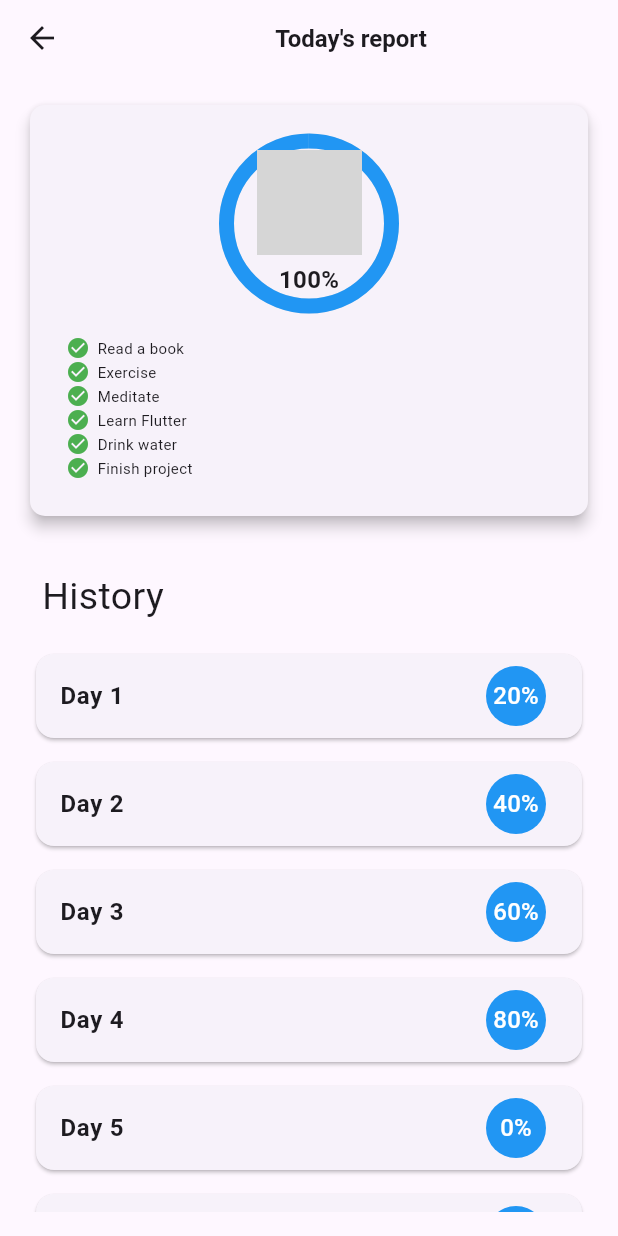
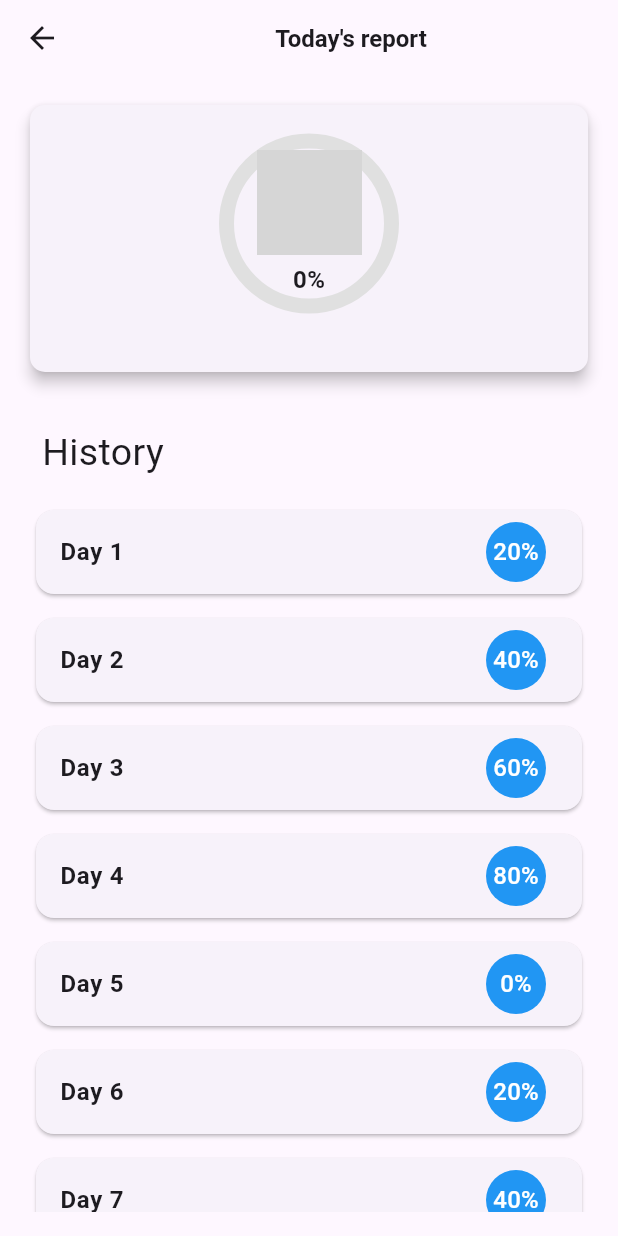
Before and after one commit to AlshaimaaAbdElnaeem/Habit-Tracker, a Flutter app: the ReportPageCall screen opened directly, on a phone screen of 412 x 824 dp. Run offline on Flutter 3.47's test engine with Material 3 defaults, Android fonts, the phone set to English and light mode, and no system bars; our stand-ins replace bloc, cloud_firestore, curved_navigation_bar, firebase_auth, firebase_core, firebase_storage and 5 more; accounts and stored records are empty; grey boxes are pictures that could not be loaded.

```diff
--- a/lib/Habit_firebase.dart
+++ b/lib/Habit_firebase.dart
@@ -6,7 +6,7 @@ class Habit {
   bool isCompleted;
   Timestamp createdAt;
   String practiceTime;
-  String habitId; // معرف العادة
+  String habitId; // Habit ID
 
   Habit({
     required this.userId,
@@ -14,21 +14,21 @@ class Habit {
     this.isCompleted = false,
     required this.practiceTime,
     required this.createdAt,
-  }) : habitId = ''; // تعيين habitId كقيمة فارغة بشكل افتراضي
+  }) : habitId = ''; // Set habitId to an empty value by default
 
-  // تحويل الكائن إلى خريطة لتخزينه في Firestore
+  // Convert the object to a map for storing it in Firestore
   Map<String, dynamic> toMap() {
     return {
       'userId': userId,
-      'habitId': habitId, // إضافة habitId هنا
+      'habitId': habitId, // Add habitId here
       'title': title,
       'isCompleted': isCompleted,
-      'createdAt': createdAt, // تخزين Timestamp مباشرة
+      'createdAt': createdAt, // Store Timestamp directly
       'practiceTime': practiceTime,
     };
   }
 
-  // إنشاء Habit من Firestore document
+  // Create Habit from Firestore document
   factory Habit.fromMap(Map<String, dynamic> map, String id) {
     return Habit(
       userId: map['userId'] ?? '',
@@ -36,24 +36,24 @@ class Habit {
       isCompleted: map['isCompleted'] ?? false,
       createdAt: map['createdAt'] ?? Timestamp.now(),
       practiceTime: map['practiceTime'] ?? '',
-    )..habitId = id; // تعيين habitId من الوثيقة عند التحويل
+    )..habitId = id; // Set habitId from the document during conversion
   }
 
-  // إضافة Habit جديد إلى Firestore
+  // Add a new Habit to Firestore
   Future<void> addHabit(String title, String practiceTime) async {
     CollectionReference habitsCollection =
     FirebaseFirestore.instance.collection('habits');
 
-    String newId = habitsCollection.doc().id; // الحصول على ID جديد
+    String newId = habitsCollection.doc().id; // Get a new ID
 
     Habit habit = Habit(
       userId: userId,
       title: title,
-      createdAt: Timestamp.now(), // استخدام Timestamp
+      createdAt: Timestamp.now(), // Use Timestamp
       practiceTime: practiceTime,
     );
 
-    habit.habitId = newId; // تعيين habitId للمعرف الجديد
+    habit.habitId = newId; // Set habitId for the new ID
 
     try {
       await habitsCollection.doc(newId).set(habit.toMap());
@@ -62,7 +62,7 @@ class Habit {
     }
   }
 
-  // استرجاع جميع العادات
+  // Retrieve all habits
   Future<List<Habit>> getHabits() async {
     CollectionReference habitsCollection =
     FirebaseFirestore.instance.collection('habits');
@@ -73,12 +73,12 @@ class Habit {
     }).toList();
   }
 
-  // حذف Habit حسب id
+  // Delete Habit by id
   Future<void> deleteHabit(String id) async {
     await FirebaseFirestore.instance.collection('habits').doc(id).delete();
   }
 
-  // تحديث Habit حسب id
+  // Update Habit by id
   Future<void> updateHabit(String id, String newTitle, bool isCompleted) async {
     await FirebaseFirestore.instance.collection('habits').doc(id).update({
       'title': newTitle,
--- a/lib/features/home/data/habit_states.dart
+++ b/lib/features/home/data/habit_states.dart
@@ -9,11 +9,21 @@ class HabitsLoading extends HabitStates {}
 class HabitsLoaded extends HabitStates {
   final List<Habit> habits;
   HabitsLoaded(this.habits);
+}
 
-}
 class HabitsUpdatedSuccessfully extends HabitStates {}
 class HabitError extends HabitStates {
   final String error;
 
   HabitError(this.error);
 }
+
+class HabitsCompleted extends HabitStates {
+  final List<Habit> habitsCompleted;
+  HabitsCompleted(this.habitsCompleted);
+}
+
+class HabitsUncompleted extends HabitStates {
+  final List<Habit> habitsUncompleted;
+  HabitsUncompleted(this.habitsUncompleted);
+}
--- a/lib/features/report/presentation/views/report_page.dart
+++ b/lib/features/report/presentation/views/report_page.dart
@@ -15,14 +15,7 @@ class ReportPageCall extends StatefulWidget {
 }
 
 class _ReportPageState extends State<ReportPageCall> {
-  final List<String> completedTasks = [
-    'Read a book',
-    'Exercise',
-    'Meditate',
-    'Learn Flutter',
-    'Drink water',
-    'Finish project',
-  ];
+  final List<String> completedTasks = [];
 
   final List<String> incompleteTasks = [];
 
```
Also changed, not shown: lib/features/home/data/habit_cubit.dart (+50 -5 lines).
